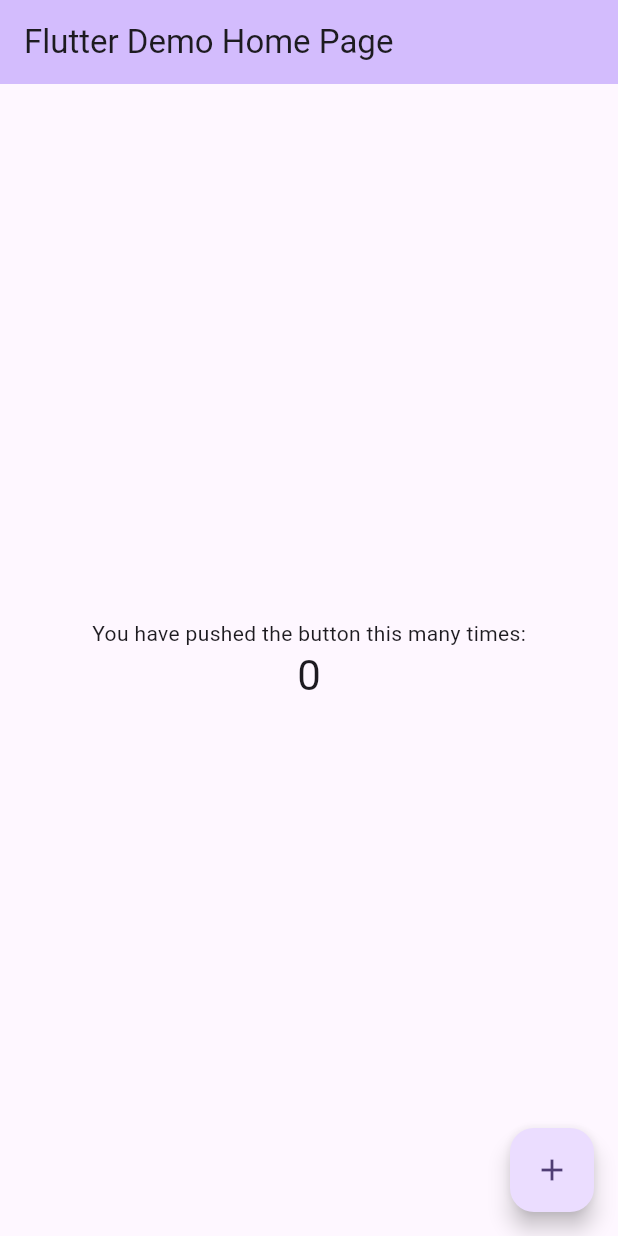
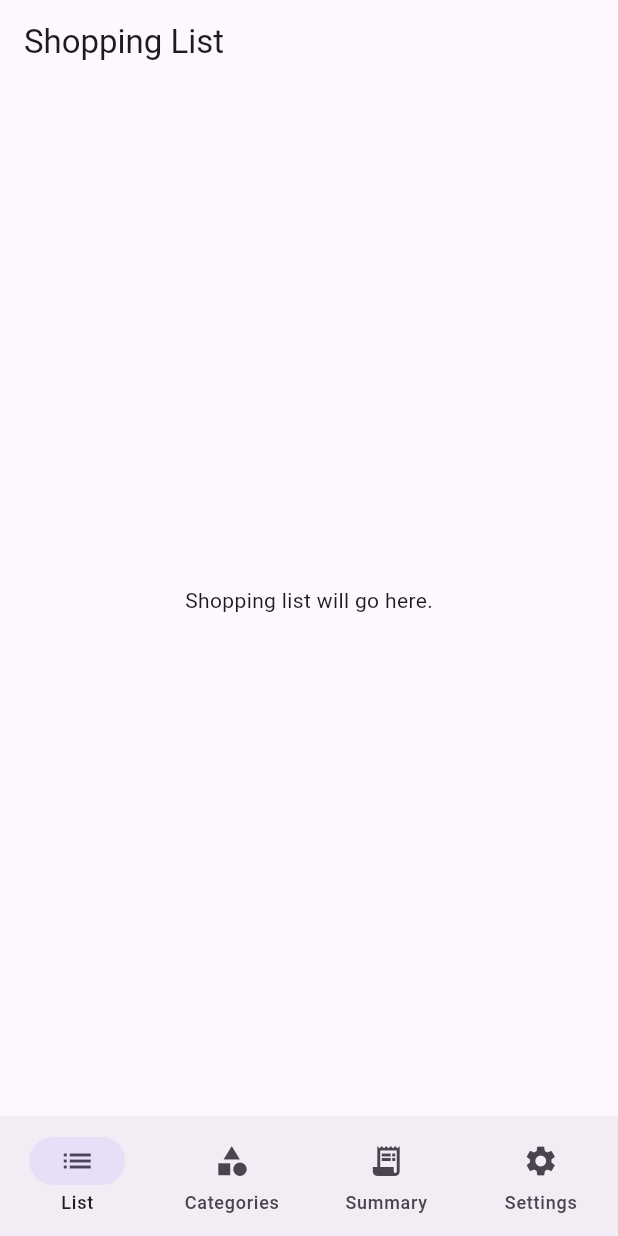
Before and after one commit to washingtonchilima/Open_source_group_5, a Flutter app: the screen it shows after launch, on a phone screen of 412 x 824 dp. Run offline on Flutter 3.47's test engine with Material 3 defaults, Android fonts, the light colour scheme and no system bars.

Commit message:
Initial Flutter app with navigation and structure

```diff
--- /dev/null
+++ b/lib/categories_page.dart
@@ -0,0 +1,13 @@
+import 'package:flutter/material.dart';
+
+class CategoriesPage extends StatelessWidget {
+  const CategoriesPage({super.key});
+
+  @override
+  Widget build(BuildContext context) {
+    return Scaffold(
+      appBar: AppBar(title: const Text('Categories')),
+      body: const Center(child: Text('Manage your product categories here.')),
+    );
+  }
+}
--- a/lib/main.dart
+++ b/lib/main.dart
@@ -1,4 +1,8 @@
 import 'package:flutter/material.dart';
+import 'shopping_list_page.dart';
+import 'categories_page.dart';
+import 'summary_page.dart';
+import 'settings_page.dart';
 
 void main() {
   runApp(const MyApp());
@@ -7,119 +11,61 @@
 class MyApp extends StatelessWidget {
   const MyApp({super.key});
 
-  // This widget is the root of your application.
   @override
   Widget build(BuildContext context) {
     return MaterialApp(
-      title: 'Flutter Demo',
+      title: 'Shopping List App',
       theme: ThemeData(
-        // This is the theme of your application.
-        //
-        // TRY THIS: Try running your application with "flutter run". You'll see
-        // the application has a purple toolbar. Then, without quitting the app,
-        // try changing the seedColor in the colorScheme below to Colors.green
-        // and then invoke "hot reload" (save your changes or press the "hot
-        // reload" button in a Flutter-supported IDE, or press "r" if you used
-        // the command line to start the app).
-        //
-        // Notice that the counter didn't reset back to zero; the application
-        // state is not lost during the reload. To reset the state, use hot
-        // restart instead.
-        //
-        // This works for code too, not just values: Most code changes can be
-        // tested with just a hot reload.
         colorScheme: ColorScheme.fromSeed(seedColor: Colors.deepPurple),
         useMaterial3: true,
       ),
-      home: const MyHomePage(title: 'Flutter Demo Home Page'),
+      initialRoute: '/',
+      routes: {
+        '/': (context) => const MainNavigationPage(),
+        '/shopping-list': (context) => const ShoppingListPage(),
+        '/categories': (context) => const CategoriesPage(),
+        '/summary': (context) => const SummaryPage(),
+        '/settings': (context) => const SettingsPage(),
+      },
     );
   }
 }
 
-class MyHomePage extends StatefulWidget {
-  const MyHomePage({super.key, required this.title});
-
-  // This widget is the home page of your application. It is stateful, meaning
-  // that it has a State object (defined below) that contains fields that affect
-  // how it looks.
-
-  // This class is the configuration for the state. It holds the values (in this
-  // case the title) provided by the parent (in this case the App widget) and
-  // used by the build method of the State. Fields in a Widget subclass are
-  // always marked "final".
-
-  final String title;
+class MainNavigationPage extends StatefulWidget {
+  const MainNavigationPage({super.key});
 
   @override
-  State<MyHomePage> createState() => _MyHomePageState();
+  State<MainNavigationPage> createState() => _MainNavigationPageState();
 }
 
-class _MyHomePageState extends State<MyHomePage> {
-  int _counter = 0;
+class _MainNavigationPageState extends State<MainNavigationPage> {
+  int _currentIndex = 0;
 
-  void _incrementCounter() {
-    setState(() {
-      // This call to setState tells the Flutter framework that something has
-      // changed in this State, which causes it to rerun the build method below
-      // so that the display can reflect the updated values. If we changed
-      // _counter without calling setState(), then the build method would not be
-      // called again, and so nothing would appear to happen.
-      _counter++;
-    });
-  }
+  final List<Widget> _pages = const [
+    ShoppingListPage(),
+    CategoriesPage(),
+    SummaryPage(),
+    SettingsPage(),
+  ];
 
   @override
   Widget build(BuildContext context) {
-    // This method is rerun every time setState is called, for instance as done
-    // by the _incrementCounter method above.
-    //
-    // The Flutter framework has been optimized to make rerunning build methods
-    // fast, so that you can just rebuild anything that needs updating rather
-    // than having to individually change instances of widgets.
     return Scaffold(
-      appBar: AppBar(
-        // TRY THIS: Try changing the color here to a specific color (to
-        // Colors.amber, perhaps?) and trigger a hot reload to see the AppBar
-        // change color while the other colors stay the same.
-        backgroundColor: Theme.of(context).colorScheme.inversePrimary,
-        // Here we take the value from the MyHomePage object that was created by
-        // the App.build method, and use it to set our appbar title.
-        title: Text(widget.title),
+      body: _pages[_currentIndex],
+      bottomNavigationBar: NavigationBar(
+        selectedIndex: _currentIndex,
+        onDestinationSelected: (index) {
+          setState(() {
+            _currentIndex = index;
+          });
+        },
+        destinations: const [
+          NavigationDestination(icon: Icon(Icons.list), label: 'List'),
+          NavigationDestination(icon: Icon(Icons.category), label: 'Categories'),
+          NavigationDestination(icon: Icon(Icons.receipt_long), label: 'Summary'),
+          NavigationDestination(icon: Icon(Icons.settings), label: 'Settings'),
+        ],
       ),
-      body: Center(
-        // Center is a layout widget. It takes a single child and positions it
-        // in the middle of the parent.
-        child: Column(
-          // Column is also a layout widget. It takes a list of children and
-          // arranges them vertically. By default, it sizes itself to fit its
-          // children horizontally, and tries to be as tall as its parent.
-          //
-          // Column has various properties to control how it sizes itself and
-          // how it positions its children. Here we use mainAxisAlignment to
-          // center the children vertically; the main axis here is the vertical
-          // axis because Columns are vertical (the cross axis would be
-          // horizontal).
-          //
-          // TRY THIS: Invoke "debug painting" (choose the "Toggle Debug Paint"
-          // action in the IDE, or press "p" in the console), to see the
-          // wireframe for each widget.
-          mainAxisAlignment: MainAxisAlignment.center,
-          children: <Widget>[
-            const Text(
-              'You have pushed the button this many times:',
-            ),
-            Text(
-              '$_counter',
-              style: Theme.of(context).textTheme.headlineMedium,
-            ),
-          ],
-        ),
-      ),
-      floatingActionButton: FloatingActionButton(
-        onPressed: _incrementCounter,
-        tooltip: 'Increment',
-        child: const Icon(Icons.add),
-      ), // This trailing comma makes auto-formatting nicer for build methods.
     );
   }
 }
--- /dev/null
+++ b/lib/settings_page.dart
@@ -0,0 +1,13 @@
+import 'package:flutter/material.dart';
+
+class SettingsPage extends StatelessWidget {
+  const SettingsPage({super.key});
+
+  @override
+  Widget build(BuildContext context) {
+    return Scaffold(
+      appBar: AppBar(title: const Text('Settings')),
+      body: const Center(child: Text('App settings will go here.')),
+    );
+  }
+}
--- /dev/null
+++ b/lib/shopping_list_page.dart
@@ -0,0 +1,13 @@
+import 'package:flutter/material.dart';
+
+class ShoppingListPage extends StatelessWidget {
+  const ShoppingListPage({super.key});
+
+  @override
+  Widget build(BuildContext context) {
+    return Scaffold(
+      appBar: AppBar(title: const Text('Shopping List')),
+      body: const Center(child: Text('Shopping list will go here.')),
+    );
+  }
+}
--- /dev/null
+++ b/lib/summary_page.dart
@@ -0,0 +1,13 @@
+import 'package:flutter/material.dart';
+
+class SummaryPage extends StatelessWidget {
+  const SummaryPage({super.key});
+
+  @override
+  Widget build(BuildContext context) {
+    return Scaffold(
+      appBar: AppBar(title: const Text('Summary')),
+      body: const Center(child: Text('Total prices and quantities will show here.')),
+    );
+  }
+}
```
Also changed, not shown: pubspec.lock.
